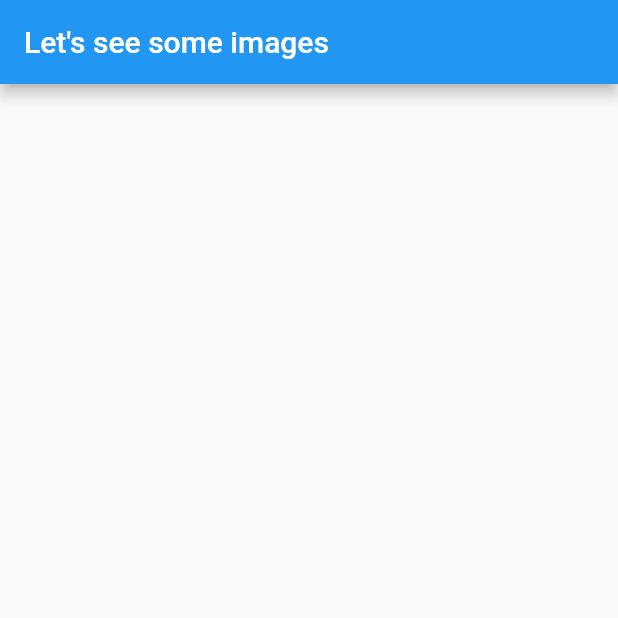
After one commit to jwallat/Pics, a Flutter app: the screen it shows after launch, on a phone screen of 412 x 824 dp, the top half of it. The commit adds this screen. Run offline on Flutter 3.47's test engine with Material 2 defaults, Android fonts, the phone set to English and light mode, and no system bars.

Commit message:
added image list widget

```diff
--- a/lib/src/app.dart
+++ b/lib/src/app.dart
@@ -1,5 +1,9 @@
 // Import flutter helper library
 import "package:flutter/material.dart";
+import "package:http/http.dart" show get;
+import "models/image_model.dart";
+import "dart:convert";
+import "widgets/image_list.dart";
 
 class App extends StatefulWidget {
   createState() {
@@ -9,20 +13,24 @@ class App extends StatefulWidget {
 
 class AppState extends State<App> {
   int counter = 0;
+  List<ImageModel> images = [];
 
-  fetchImage() {}
+  void fetchImage() async {
+    counter++;
+    var response =
+        await get("https://jsonplaceholder.typicode.com/photos/$counter");
+    var imageModel = ImageModel.fromJson(json.decode(response.body));
+    setState(() {
+      images.add(imageModel);
+    });
+  }
 
   Widget build(BuildContext buildContext) {
     return MaterialApp(
       home: Scaffold(
-        body: Text("$counter"),
-        floatingActionButton: FloatingActionButton(
-            onPressed: () {
-              setState(() {
-                counter++;
-              });
-            },
-            child: Icon(Icons.add)),
+        body: ImageList(images),
+        floatingActionButton:
+            FloatingActionButton(onPressed: fetchImage, child: Icon(Icons.add)),
         appBar: AppBar(
           title: Text("Let's see some images"),
         ),
--- /dev/null
+++ b/lib/src/widgets/image_list.dart
@@ -0,0 +1,17 @@
+import "package:flutter/material.dart";
+import "../models/image_model.dart";
+
+class ImageList extends StatelessWidget {
+  final List<ImageModel> images;
+
+  ImageList(this.images);
+
+  Widget build(BuildContext context) {
+    return ListView.builder(
+      itemCount: images.length,
+      itemBuilder: (context, int index) {
+        return Text(images[index].url);
+      },
+    );
+  }
+}
```
